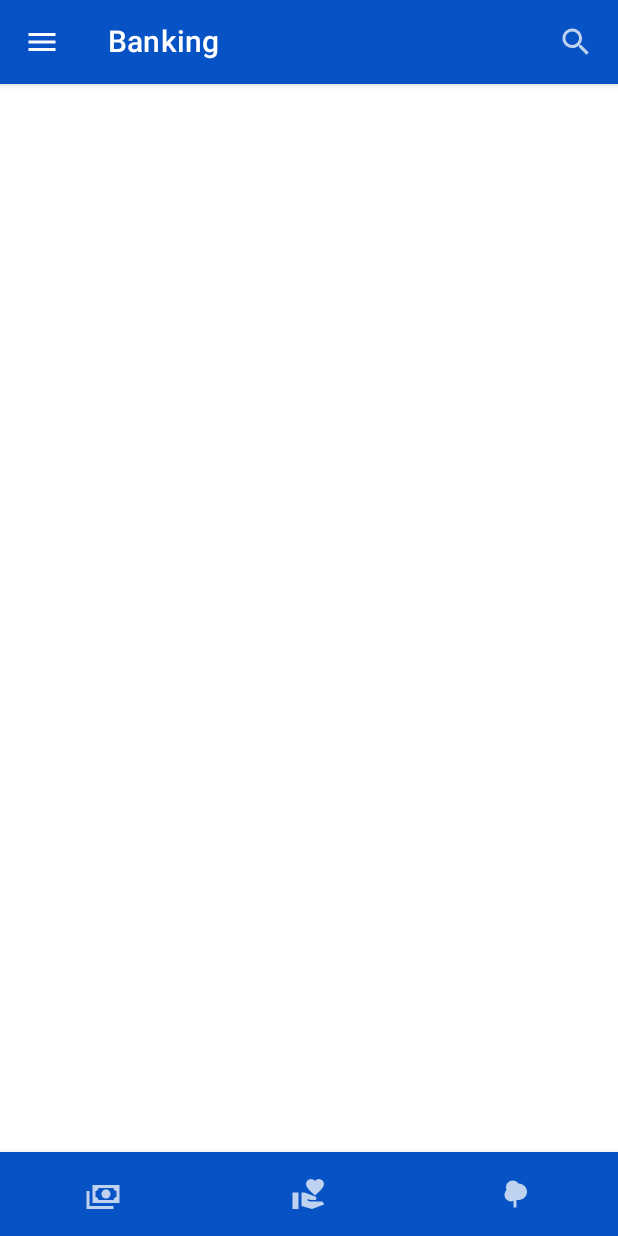
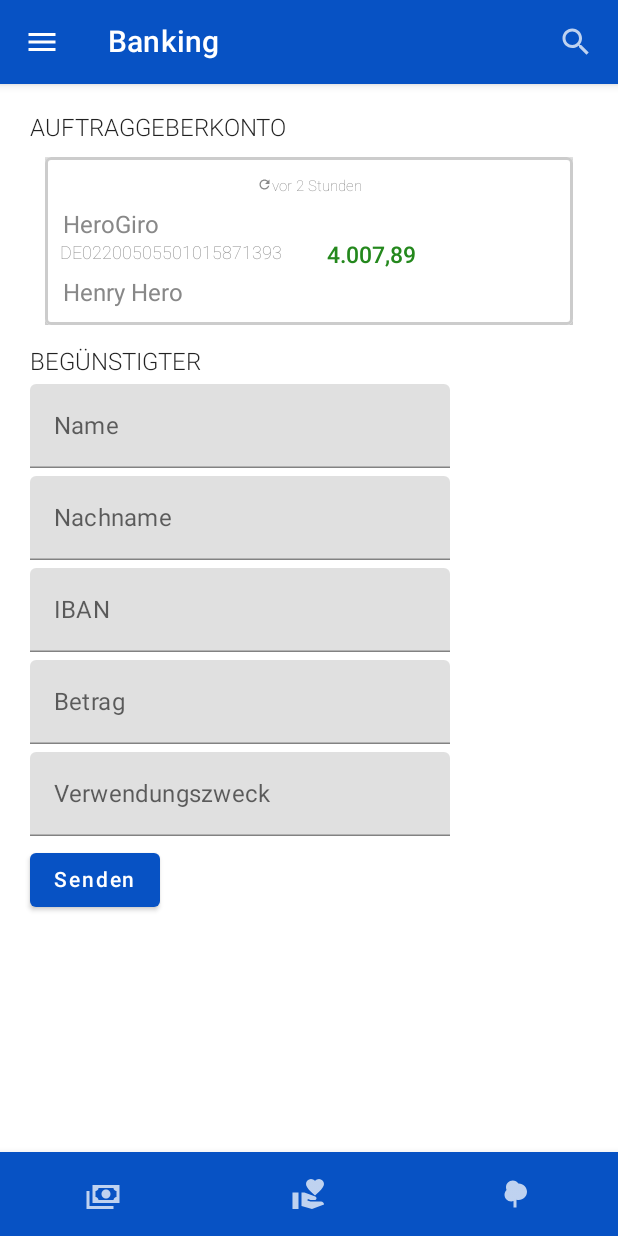
Before and after one commit to mauricetonn/Sustainability_S01, an Android app built with Jetpack Compose: the TransferScreen screen opened through its navigation route, on a phone screen of 412 x 824 dp. Run offline under Robolectric (Android 15) with nearby library versions, the phone set to English and light mode, and no system bars.

Commit message:
feat: added TransferScreen.kt

```diff
--- a/app/src/main/java/com/mesh/pay/screens/TransferScreen.kt
+++ b/app/src/main/java/com/mesh/pay/screens/TransferScreen.kt
@@ -1,22 +1,168 @@
 package com.mesh.pay.screens
 
-import androidx.compose.foundation.layout.Box
-import androidx.compose.foundation.layout.Column
-import androidx.compose.foundation.layout.wrapContentSize
-import androidx.compose.material.Surface
-import androidx.compose.material.Text
-import androidx.compose.runtime.Composable
+import androidx.compose.foundation.BorderStroke
+import androidx.compose.foundation.background
+import androidx.compose.foundation.layout.*
+import androidx.compose.foundation.text.KeyboardOptions
+import androidx.compose.material.*
+import androidx.compose.material.icons.Icons
+import androidx.compose.material.icons.outlined.Refresh
+import androidx.compose.runtime.*
+import androidx.compose.ui.Alignment
+import androidx.compose.ui.Modifier
+import androidx.compose.ui.draw.clip
+import androidx.compose.ui.draw.shadow
+import androidx.compose.ui.graphics.Color
+import androidx.compose.ui.graphics.RectangleShape
+import androidx.compose.ui.text.font.FontFamily
+import androidx.compose.ui.text.font.FontWeight
+import androidx.compose.ui.text.input.KeyboardType
+import androidx.compose.ui.text.input.TextFieldValue
+import androidx.compose.ui.unit.dp
+import androidx.compose.ui.unit.sp
 import androidx.navigation.NavController
-import java.lang.reflect.Modifier
+import com.mesh.pay.ui.theme.Green_medium
 
 @Composable
 fun TransferScreen(navController: NavController) {
-   Surface() {
+   Column(
+       Modifier.padding(20.dp)
+           .fillMaxWidth()) {
+       Text(text = "AUFTRAGGEBERKONTO",  fontWeight = FontWeight.Light)
+       Card(
+           modifier = Modifier
+               .padding(10.dp)
+               .fillMaxWidth()
+               .clip(RectangleShape)
+               .shadow(3.dp, RectangleShape),
+           elevation = 20.dp,
+           border = BorderStroke(2.dp, Color.LightGray)
+       ) {
+           Column(
+               modifier = Modifier
+                   .padding(10.dp)
+                   .fillMaxWidth(),
+               horizontalAlignment = Alignment.Start
+           ) {
+               Row(
+                   Modifier
+                       .padding(3.dp)
+                       .fillMaxWidth(),
+                   horizontalArrangement = Arrangement.Center
+               ) {
 
-
-    Column()
-    {
-
-    }
+                   Icon(Icons.Outlined.Refresh, contentDescription = "refresh", tint = Color.Gray, modifier = Modifier.size(10.dp))
+                   Text(
+                       color = Color.Gray,
+                       text = "vor 2 Stunden",
+                       fontSize = 10.sp,
+                       fontWeight = FontWeight.ExtraLight,
+                   )
+               }
+               Spacer(modifier = Modifier.requiredHeight(5.dp))
+               Row(Modifier.padding(2.dp)) {
+                   Text(
+                       color = Color.Gray,
+                       text = "HeroGiro",
+                   )
+               }
+               Row() {
+                   Text(
+                       color = Color.Gray,
+                       text = "DE02200505501015871393",
+                       fontSize = 12.sp,
+                       fontWeight = FontWeight.ExtraLight,
+                       fontFamily = FontFamily.SansSerif
+                   )
+                   Spacer(modifier = Modifier.requiredWidth(30.dp))
+                   Text(
+                       color = Green_medium,
+                       text = "4.007,89",
+                       fontSize = 15.sp,
+                       fontWeight = FontWeight.SemiBold,
+                       fontFamily = FontFamily.SansSerif
+                   )
+               }
+               Spacer(modifier = Modifier.requiredHeight(5.dp))
+               Row(Modifier.padding(2.dp)) {
+                   Text(
+                       color = Color.Gray,
+                       text = "Henry Hero",
+                   )
+               }
+           }
+       }
+       Spacer(modifier = Modifier.requiredHeight(5.dp))
+       Text(text = "BEGÜNSTIGTER",  fontWeight = FontWeight.Light)
+       Spacer(modifier = Modifier.requiredHeight(5.dp))
+       Box(modifier = Modifier.wrapContentSize())
+       {
+           var name by remember { mutableStateOf(TextFieldValue("")) }
+           TextField(
+               value = name,
+               onValueChange = {
+                   name = it
+               },
+               placeholder = { Text(text = "Name") },
+               singleLine = true
+           )
+       }
+       Spacer(modifier = Modifier.requiredHeight(5.dp))
+       Box(modifier = Modifier.wrapContentSize())
+       {
+           var nachname by remember { mutableStateOf(TextFieldValue("")) }
+           TextField(
+               value = nachname,
+               onValueChange = {
+                   nachname = it
+               },
+               placeholder = { Text(text = "Nachname") },
+               singleLine = true
+           )
+       }
+       Spacer(modifier = Modifier.requiredHeight(5.dp))
+       Box(modifier = Modifier.wrapContentSize())
+       {
+       var iban by remember { mutableStateOf(TextFieldValue("")) }
+       TextField(
+           value = iban,
+           onValueChange = {
+               iban = it
+           },
+           placeholder = { Text(text = "IBAN") },
+           singleLine = true
+       )
+   }
+       Spacer(modifier = Modifier.requiredHeight(5.dp))
+       Box(modifier = Modifier.wrapContentSize())
+       {
+           var betrag  by remember { mutableStateOf(TextFieldValue("")) }
+           TextField(
+               value = betrag,
+               onValueChange = {
+                   betrag = it
+               },
+               placeholder = { Text(text = "Betrag") },
+               singleLine = true,
+               keyboardOptions = KeyboardOptions(keyboardType = KeyboardType.Number)
+           )
+       }
+       Spacer(modifier = Modifier.requiredHeight(5.dp))
+       Box(modifier = Modifier.wrapContentSize())
+       {
+           var verwendungszweck by remember { mutableStateOf(TextFieldValue("")) }
+           TextField(
+               value = verwendungszweck,
+               onValueChange = {
+                   verwendungszweck = it
+               },
+               placeholder = { Text(text = "Verwendungszweck") },
+               singleLine = true
+           )
+       }
+       Spacer(modifier = Modifier.requiredHeight(5.dp))
+       Button(onClick = {  }){
+           Text(text = "Senden")
+       }
    }
 }
```
